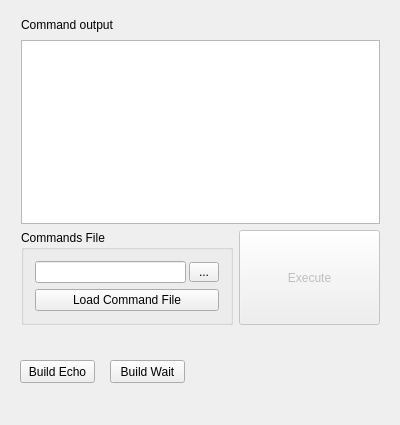
Above: commandgui.ui from mjcorriere/commandGUI before the change. Below: the same form after it.
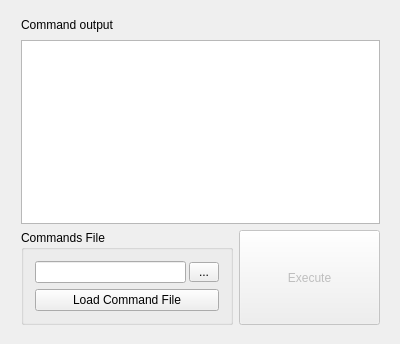
That is the form after the change.

Patch:
```diff
--- a/commandgui.ui
+++ b/commandgui.ui
@@ -7,7 +7,7 @@
     <x>0</x>
     <y>0</y>
     <width>400</width>
-    <height>425</height>
+    <height>344</height>
    </rect>
   </property>
   <property name="sizePolicy">
@@ -153,32 +153,6 @@
     </item>
    </layout>
   </widget>
-  <widget class="QPushButton" name="buildEchoButton">
-   <property name="geometry">
-    <rect>
-     <x>20</x>
-     <y>360</y>
-     <width>75</width>
-     <height>23</height>
-    </rect>
-   </property>
-   <property name="text">
-    <string>Build Echo</string>
-   </property>
-  </widget>
-  <widget class="QPushButton" name="buildWaitButton">
-   <property name="geometry">
-    <rect>
-     <x>110</x>
-     <y>360</y>
-     <width>75</width>
-     <height>23</height>
-    </rect>
-   </property>
-   <property name="text">
-    <string>Build Wait</string>
-   </property>
-  </widget>
  </widget>
  <layoutdefault spacing="6" margin="11"/>
  <resources/>
```
